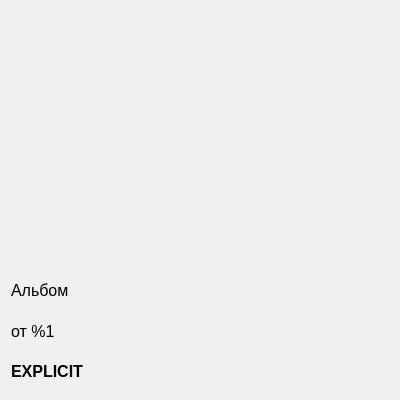
Qt form widgets/albumcard.ui (pamugk/deezer-qt-client) before a commit.
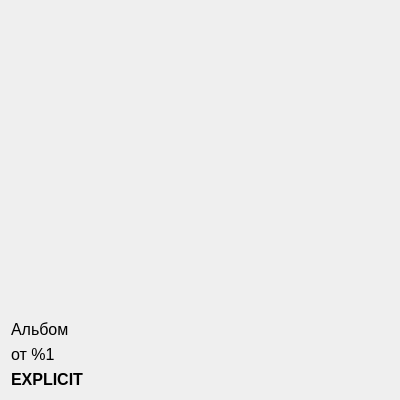
The same form after that commit.

What changed in the file:
```diff
--- a/widgets/albumcard.ui
+++ b/widgets/albumcard.ui
@@ -28,30 +28,18 @@
    <item>
     <widget class="QPushButton" name="coverButton">
      <property name="sizePolicy">
-      <sizepolicy hsizetype="Expanding" vsizetype="Preferred">
+      <sizepolicy hsizetype="Expanding" vsizetype="Expanding">
        <horstretch>0</horstretch>
        <verstretch>0</verstretch>
       </sizepolicy>
      </property>
-     <property name="minimumSize">
-      <size>
-       <width>256</width>
-       <height>256</height>
-      </size>
-     </property>
-     <property name="cursor">
-      <cursorShape>PointingHandCursor</cursorShape>
-     </property>
-     <property name="autoFillBackground">
-      <bool>false</bool>
-     </property>
      <property name="text">
       <string/>
      </property>
      <property name="iconSize">
       <size>
-       <width>256</width>
-       <height>256</height>
+       <width>250</width>
+       <height>250</height>
       </size>
      </property>
      <property name="flat">
```
